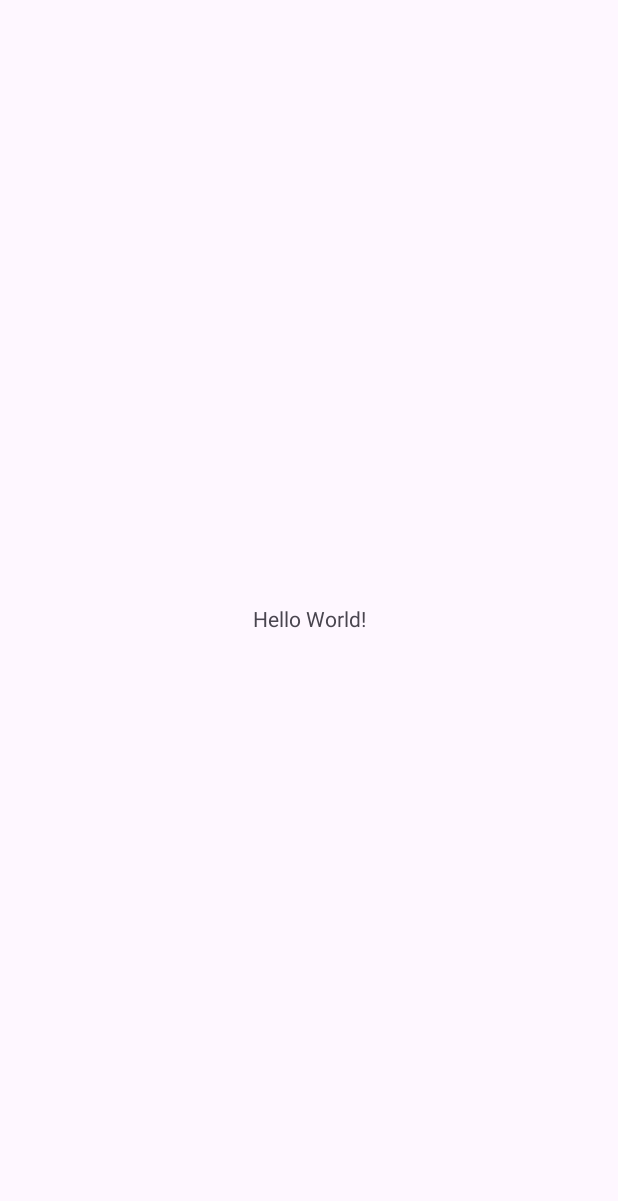
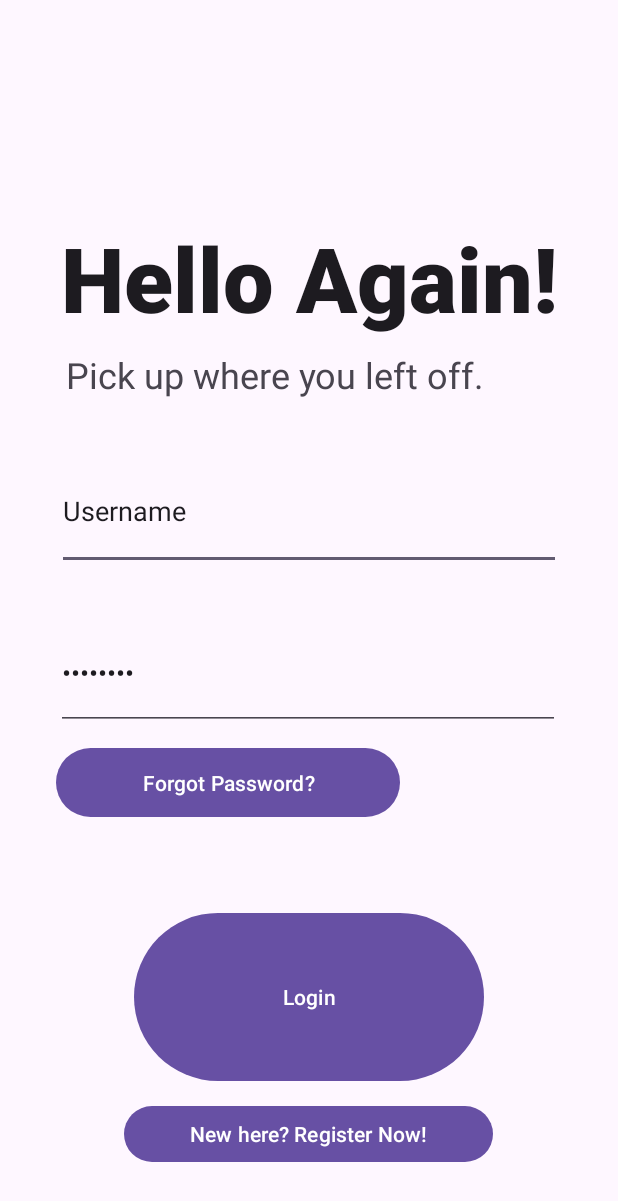
Before and after one commit to Photo-Management-App/Mobile-App, an Android app: the screen it shows after launch (MainActivity), on a phone screen of 412 x 824 dp. Before the commit the part shown is almost empty. Shown: the top 1201 px of the screen. Run offline under Robolectric (Android 15) with nearby library versions, the phone set to English and light mode, and no system bars.

Commit message:
First look of login activity

```diff
--- a/PhotoManagementApp/app/src/main/java/com/example/photomanagementapp/MainActivity.java
+++ b/PhotoManagementApp/app/src/main/java/com/example/photomanagementapp/MainActivity.java
@@ -14,7 +14,7 @@ public class MainActivity extends AppCompatActivity {
     protected void onCreate(Bundle savedInstanceState) {
         super.onCreate(savedInstanceState);
         EdgeToEdge.enable(this);
-        setContentView(R.layout.activity_main);
+        setContentView(R.layout.activity_login);
         ViewCompat.setOnApplyWindowInsetsListener(findViewById(R.id.main), (v, insets) -> {
             Insets systemBars = insets.getInsets(WindowInsetsCompat.Type.systemBars());
             v.setPadding(systemBars.left, systemBars.top, systemBars.right, systemBars.bottom);
--- /dev/null
+++ b/PhotoManagementApp/app/src/main/res/layout/activity_login.xml
@@ -0,0 +1,98 @@
+<?xml version="1.0" encoding="utf-8"?>
+<androidx.constraintlayout.widget.ConstraintLayout xmlns:android="http://schemas.android.com/apk/res/android"
+    xmlns:app="http://schemas.android.com/apk/res-auto"
+    xmlns:tools="http://schemas.android.com/tools"
+    android:id="@+id/main"
+    android:layout_width="match_parent"
+    android:layout_height="match_parent"
+    tools:context=".MainActivity">
+
+    <TextView
+        android:id="@+id/txtHelloAgain"
+        android:layout_width="wrap_content"
+        android:layout_height="wrap_content"
+        android:fontFamily="sans-serif-black"
+        android:text="Hello Again!"
+        android:textAppearance="@style/TextAppearance.AppCompat.Large"
+        android:textSize="60sp"
+        app:layout_constraintBottom_toBottomOf="parent"
+        app:layout_constraintEnd_toEndOf="parent"
+        app:layout_constraintStart_toStartOf="parent"
+        app:layout_constraintTop_toTopOf="parent"
+        app:layout_constraintVertical_bias="0.195" />
+
+    <TextView
+        android:id="@+id/textView2"
+        android:layout_width="wrap_content"
+        android:layout_height="wrap_content"
+        android:layout_marginTop="8dp"
+        android:text="Pick up where you left off."
+        android:textSize="24sp"
+        app:layout_constraintEnd_toEndOf="parent"
+        app:layout_constraintHorizontal_bias="0.333"
+        app:layout_constraintStart_toStartOf="parent"
+        app:layout_constraintTop_toBottomOf="@+id/txtHelloAgain" />
+
+    <EditText
+        android:id="@+id/txtUsername"
+        android:layout_width="336dp"
+        android:layout_height="78dp"
+        android:layout_marginTop="36dp"
+        android:ems="10"
+        android:inputType="text"
+        android:text="Username"
+        app:layout_constraintEnd_toEndOf="parent"
+        app:layout_constraintStart_toStartOf="parent"
+        app:layout_constraintTop_toBottomOf="@+id/textView2" />
+
+    <EditText
+        android:id="@+id/editTextTextPassword"
+        android:layout_width="336dp"
+        android:layout_height="75dp"
+        android:layout_marginTop="24dp"
+        android:ems="10"
+        android:inputType="textPassword"
+        android:text="Password"
+        app:layout_constraintBottom_toBottomOf="parent"
+        app:layout_constraintEnd_toEndOf="parent"
+        app:layout_constraintHorizontal_bias="0.493"
+        app:layout_constraintStart_toStartOf="parent"
+        app:layout_constraintTop_toBottomOf="@+id/txtUsername"
+        app:layout_constraintVertical_bias="0.021" />
+
+    <Button
+        android:id="@+id/btnForgot"
+        android:layout_width="229dp"
+        android:layout_height="54dp"
+        android:layout_marginTop="8dp"
+        android:text="Forgot Password?"
+        app:layout_constraintEnd_toEndOf="parent"
+        app:layout_constraintHorizontal_bias="0.203"
+        app:layout_constraintStart_toStartOf="parent"
+        app:layout_constraintTop_toBottomOf="@+id/editTextTextPassword" />
+
+    <Button
+        android:id="@+id/btnLogin"
+        android:layout_width="233dp"
+        android:layout_height="120dp"
+        android:layout_marginTop="56dp"
+        android:text="Login"
+        app:layout_constraintBottom_toBottomOf="parent"
+        app:layout_constraintEnd_toEndOf="parent"
+        app:layout_constraintStart_toStartOf="parent"
+        app:layout_constraintTop_toBottomOf="@+id/btnForgot"
+        app:layout_constraintVertical_bias="0.0" />
+
+    <Button
+        android:id="@+id/btnNew"
+        android:layout_width="246dp"
+        android:layout_height="45dp"
+        android:text="New here? Register Now!"
+        app:layout_constraintBottom_toBottomOf="parent"
+        app:layout_constraintEnd_toEndOf="parent"
+        app:layout_constraintHorizontal_bias="0.498"
+        app:layout_constraintStart_toStartOf="parent"
+        app:layout_constraintTop_toBottomOf="@+id/btnLogin"
+        app:layout_constraintVertical_bias="0.157" />
+
+</androidx.constraintlayout.widget.ConstraintLayout>
--- a/PhotoManagementApp/app/src/main/res/layout/activity_main.xml
+++ /dev/null
@@ -1,19 +0,0 @@
-<?xml version="1.0" encoding="utf-8"?>
-<androidx.constraintlayout.widget.ConstraintLayout xmlns:android="http://schemas.android.com/apk/res/android"
-    xmlns:app="http://schemas.android.com/apk/res-auto"
-    xmlns:tools="http://schemas.android.com/tools"
-    android:id="@+id/main"
-    android:layout_width="match_parent"
-    android:layout_height="match_parent"
-    tools:context=".MainActivity">
-
-    <TextView
-        android:layout_width="wrap_content"
-        android:layout_height="wrap_content"
-        android:text="Hello World!"
-        app:layout_constraintBottom_toBottomOf="parent"
-        app:layout_constraintEnd_toEndOf="parent"
-        app:layout_constraintStart_toStartOf="parent"
-        app:layout_constraintTop_toTopOf="parent" />
-
-</androidx.constraintlayout.widget.ConstraintLayout>
--- a/PhotoManagementApp/gradle/libs.versions.toml
+++ b/PhotoManagementApp/gradle/libs.versions.toml
@@ -1,5 +1,5 @@
 [versions]
-agp = "8.8.0"
+agp = "8.9.1"
 junit = "4.13.2"
 junitVersion = "1.2.1"
 espressoCore = "3.6.1"
```
Also changed, not shown: PhotoManagementApp/gradle/wrapper/gradle-wrapper.properties.
